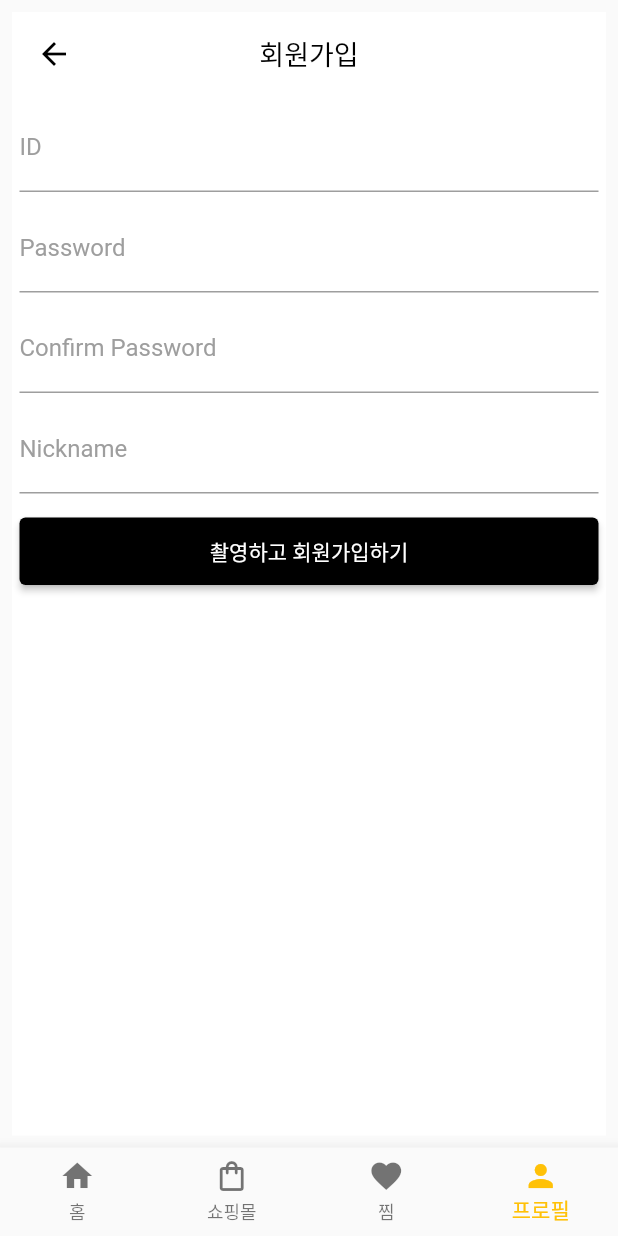
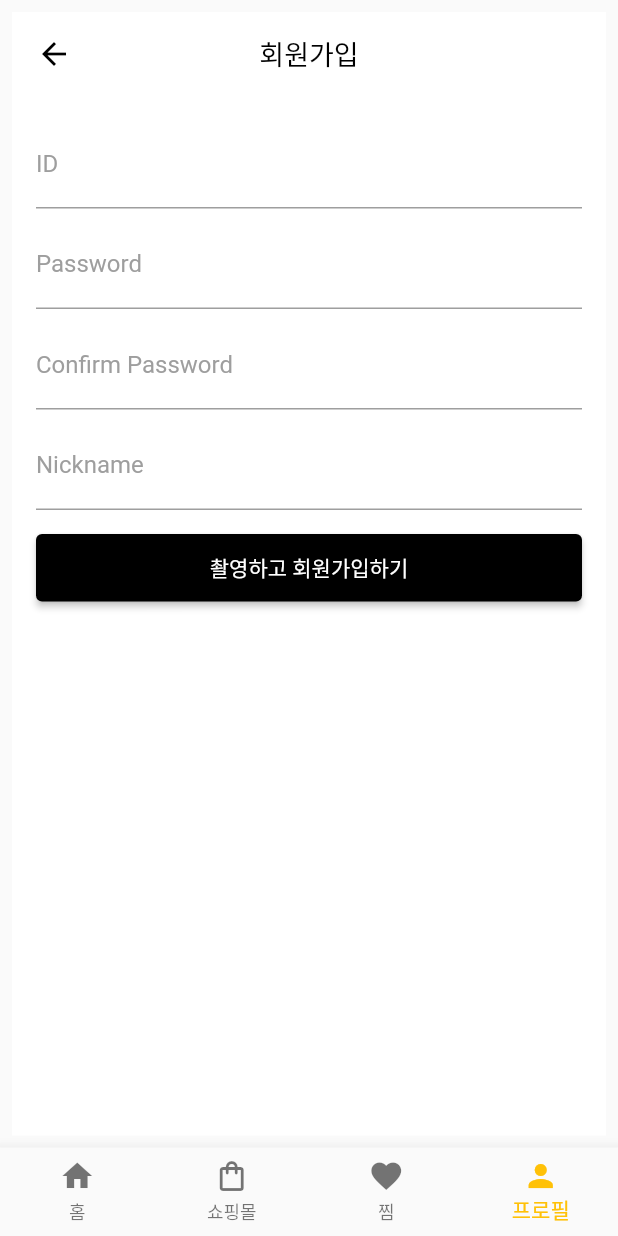
Before and after one commit to kookmin-sw/capstone-2023-08, a Flutter app: the screen it shows after launch, item 4 of the bottom bar chosen, after a tap on "회원가입", on a phone screen of 412 x 824 dp. Run offline on Flutter 3.47's test engine with Material 2 defaults, Android fonts, the phone set to English and light mode, and no system bars; our stand-ins replace camera, carousel_slider, dots_indicator, image_gallery_saver, image_picker.

Commit message:
result 수정

```diff
--- a/client/lib/screen/signup_screen.dart
+++ b/client/lib/screen/signup_screen.dart
@@ -23,7 +23,6 @@ class _SignUpScreenState extends State<SignUpScreen> {
     super.initState();
     // myFocusNode에 포커스 인스턴스 저장.
     myFocusNode = FocusNode();
-    // respon_mess =
   }
 
   @override
@@ -40,7 +39,7 @@ class _SignUpScreenState extends State<SignUpScreen> {
     return DefaultLayout(
       title: '회원가입',
       child: Padding(
-        padding: EdgeInsets.all(5.0),
+        padding: EdgeInsets.all(16.0),
         child: Form(
           key: _formKey,
           child: Column(
@@ -178,7 +177,6 @@ class _SignUpScreenState extends State<SignUpScreen> {
               //   //style: TextStyle(color: Colors.black),
               //   cursorColor: Colors.black,
               // ),
-
               SizedBox(height: 16.0),
               SizedBox(
                 width: double.infinity,
```
